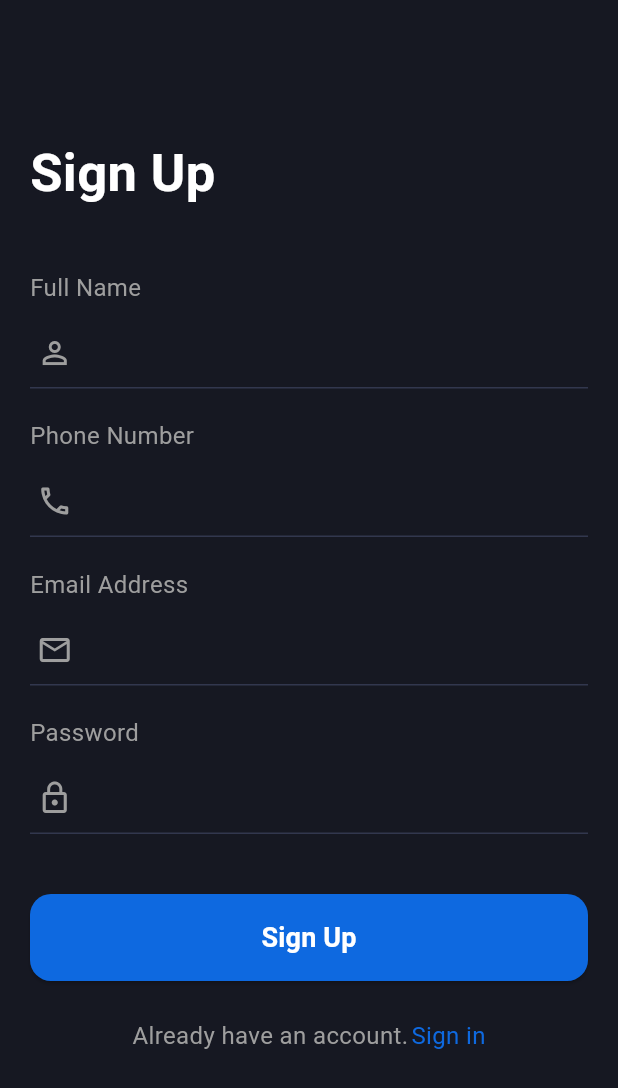
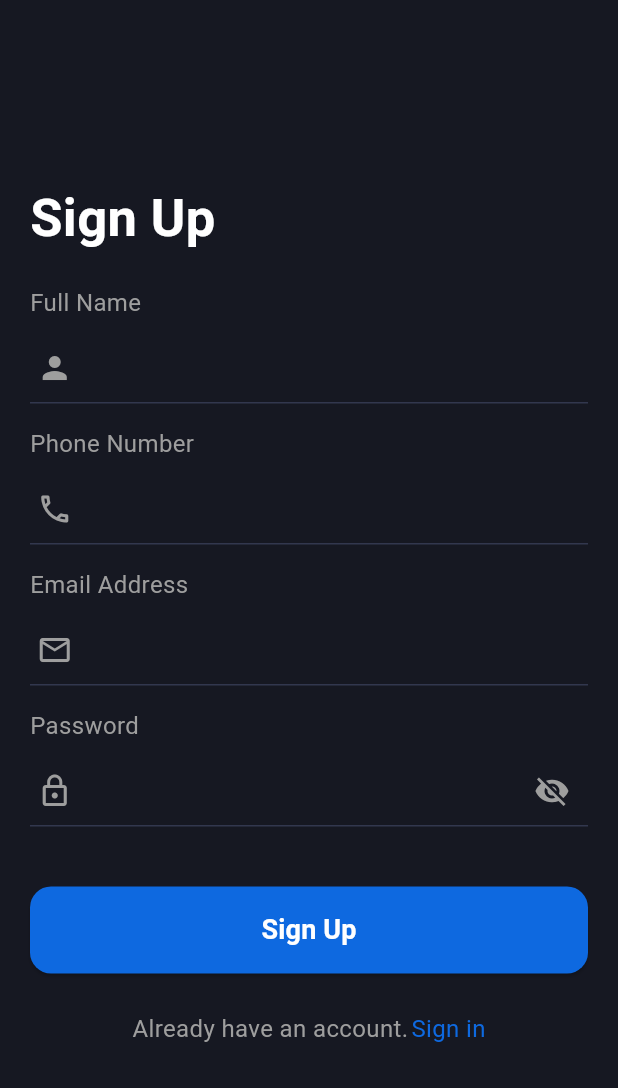
Before and after one commit to Matvey0808/Bank_app, a Flutter app: the screen it shows after launch, after a tap on "Sign Up", on a phone screen of 412 x 824 dp. Shown: the top 1088 px of the screen. Run offline on Flutter 3.47's test engine with Material 3 defaults, Android fonts, the phone set to English and light mode, and no system bars; our stand-ins replace flutter_svg.

Commit message:
Сделай видимость пароля

```diff
--- a/lib/screens/signin_screen.dart
+++ b/lib/screens/signin_screen.dart
@@ -1,38 +1,22 @@
 import 'package:bank_app/screens/signup_screen.dart';
 import 'package:flutter/material.dart';
 
-class SigninScreen extends StatelessWidget {
+class SigninScreen extends StatefulWidget {
   const SigninScreen({super.key});
 
-  static Widget _buildInputField(
-    String label,
-    IconData icon, {
-    bool isPassword = false,
-  }) {
-    return Column(
-      crossAxisAlignment: CrossAxisAlignment.start,
-      children: [
-        Text(label, style: TextStyle(fontSize: 16, color: Colors.grey[500])),
-        const SizedBox(height: 8),
-        TextField(
-          obscureText: isPassword,
-          style: const TextStyle(color: Colors.white),
-          cursorColor: Colors.white,
-          decoration: InputDecoration(
-            prefixIcon: Padding(
-              padding: const EdgeInsets.only(right: 15),
-              child: Icon(icon, color: Colors.grey),
-            ),
-            enabledBorder: const UnderlineInputBorder(
-              borderSide: BorderSide(color: Color(0xFF32374E)),
-            ),
-            focusedBorder: const UnderlineInputBorder(
-              borderSide: BorderSide(color: Color(0xFF32374E)),
-            ),
-          ),
-        ),
-      ],
-    );
+  @override
+  State<SigninScreen> createState() => _SigninScreenState();
+}
+
+class _SigninScreenState extends State<SigninScreen> {
+  final TextEditingController _emailController = TextEditingController();
+  final TextEditingController _passwordController = TextEditingController();
+
+  @override
+  void dispose() {
+    _emailController.dispose();
+    _passwordController.dispose();
+    super.dispose();
   }
 
   @override
@@ -41,34 +25,36 @@ class SigninScreen extends StatelessWidget {
       backgroundColor: const Color(0xFF161822),
       body: SafeArea(
         child: SingleChildScrollView(
-          padding: const EdgeInsets.symmetric(
-            horizontal: 20,
-          ), // Добавил горизонтальный паддинг сюда
+          padding: const EdgeInsets.symmetric(horizontal: 20),
           child: Column(
             crossAxisAlignment: CrossAxisAlignment.start,
             children: [
-              const SizedBox(height: 180), // Отступ сверху для заголовка
+              const SizedBox(height: 180),
               const Text(
                 "Sign In",
                 style: TextStyle(
                   fontSize: 35,
                   color: Colors.white,
-                  fontWeight:
-                      FontWeight
-                          .bold, // Сделал bold для консистентности с Signup
+                  fontWeight: FontWeight.bold,
                 ),
               ),
-              const SizedBox(height: 40), // Отступ после заголовка
-              _buildInputField("Email Address", Icons.email_outlined),
-              const SizedBox(height: 20),
-              _buildInputField(
-                "Password",
-                Icons.lock_outline,
+              SizedBox(height: 20),
+              CustomInputField(
+                label: "Email Address",
+                icon: Icons.email_outlined,
+                isPassword: false,
+                controller: _emailController,
+              ),
+              SizedBox(height: 15),
+              CustomInputField(
+                label: "Password",
+                icon: Icons.lock_outline,
                 isPassword: true,
+                controller: _passwordController,
               ),
-              const SizedBox(height: 45), // Отступ перед кнопкой
+              const SizedBox(height: 45),
               SizedBox(
-                width: double.infinity, // Кнопка на всю ширину
+                width: double.infinity,
                 height: 60,
                 child: ElevatedButton(
                   style: ElevatedButton.styleFrom(
@@ -77,10 +63,7 @@ class SigninScreen extends StatelessWidget {
                       borderRadius: BorderRadius.circular(14),
                     ),
                   ),
-                  onPressed: () {
-                    // Логика входа
-                    print("Нажата кнопка Sign In");
-                  },
+                  onPressed: () {},
                   child: const Text(
                     "Sign In",
                     style: TextStyle(
@@ -91,7 +74,7 @@ class SigninScreen extends StatelessWidget {
                   ),
                 ),
               ),
-              const SizedBox(height: 25), // Отступ перед ссылкой
+              const SizedBox(height: 25),
               Row(
                 mainAxisAlignment: MainAxisAlignment.center,
                 children: [
@@ -105,8 +88,30 @@ class SigninScreen extends StatelessWidget {
                       onTap: () {
                         Navigator.push(
                           context,
-                          MaterialPageRoute(
-                            builder: (context) => SignupScreen(),
+                          PageRouteBuilder(
+                            pageBuilder:
+                                (context, animation, secondaryAnimation) =>
+                                    SignupScreen(),
+                            transitionsBuilder: (
+                              context,
+                              animation,
+                              secondaryAnimation,
+                              child,
+                            ) {
+                              var begin = const Offset(2.0, 0.0);
+                              var end = Offset.zero;
+                              var curve = Curves.easeOut;
+
+                              var tween = Tween(
+                                begin: begin,
+                                end: end,
+                              ).chain(CurveTween(curve: curve));
+
+                              return SlideTransition(
+                                position: animation.drive(tween),
+                                child: child,
+                              );
+                            },
                           ),
                         );
                       },
@@ -128,3 +133,88 @@ class SigninScreen extends StatelessWidget {
     );
   }
 }
+
+class CustomInputField extends StatefulWidget {
+  final String label;
+  final IconData icon;
+  final bool isPassword;
+  final TextEditingController? controller;
+
+  const CustomInputField({
+    super.key,
+    required this.label,
+    required this.icon,
+    required this.isPassword,
+    required this.controller,
+  });
+
+  @override
+  State<CustomInputField> createState() => _CustomInputFieldState();
+}
+
+class _CustomInputFieldState extends State<CustomInputField> {
+  late bool _obscureText;
+  late TextEditingController _internalController;
+
+  @override
+  void initState() {
+    super.initState();
+    _obscureText = widget.isPassword;
+
+    _internalController = widget.controller ?? TextEditingController();
+  }
+
+  @override
+  void dispose() {
+    if (widget.controller == null) {
+      _internalController.dispose();
+    }
+    super.dispose();
+  }
+
+  @override
+  Widget build(BuildContext context) {
+    return Column(
+      crossAxisAlignment: CrossAxisAlignment.start,
+      children: [
+        Text(
+          widget.label,
+          style: TextStyle(fontSize: 16, color: Colors.grey[500]),
+        ),
+        const SizedBox(height: 8),
+        TextField(
+          controller: _internalController,
+          obscureText: _obscureText,
+          style: const TextStyle(color: Colors.white),
+          cursorColor: Colors.white,
+          decoration: InputDecoration(
+            prefixIcon: Padding(
+              padding: const EdgeInsets.only(right: 15),
+              child: Icon(widget.icon, color: Colors.grey),
+            ),
+            suffixIcon:
+                widget.isPassword
+                    ? IconButton(
+                      icon: Icon(
+                        _obscureText ? Icons.visibility_off : Icons.visibility,
+                        color: Colors.grey,
+                      ),
+                      onPressed: () {
+                        setState(() {
+                          _obscureText = !_obscureText;
+                        });
+                      },
+                    )
+                    : null,
+            enabledBorder: const UnderlineInputBorder(
+              borderSide: BorderSide(color: Color(0xFF32374E)),
+            ),
+            focusedBorder: const UnderlineInputBorder(
+              borderSide: BorderSide(color: Color(0xFF32374E)),
+            ),
+          ),
+        ),
+      ],
+    );
+  }
+}
--- a/lib/screens/signup_screen.dart
+++ b/lib/screens/signup_screen.dart
@@ -1,8 +1,29 @@
 import 'package:bank_app/screens/signin_screen.dart';
 import 'package:flutter/material.dart';
 
-class SignupScreen extends StatelessWidget {
+class SignupScreen extends StatefulWidget {
   const SignupScreen({super.key});
+
+  @override
+  State<SignupScreen> createState() => _SignupScreenState();
+}
+
+class _SignupScreenState extends State<SignupScreen> {
+  final TextEditingController _fullNameController = TextEditingController();
+  final TextEditingController _phoneNumberController = TextEditingController();
+  final TextEditingController _emailController = TextEditingController();
+  final TextEditingController _passwordController = TextEditingController();
+
+  @override
+  void dispose() {
+    setState(() {
+      _fullNameController.dispose();
+      _phoneNumberController.dispose();
+      _emailController.dispose();
+      _passwordController.dispose();
+      super.dispose();
+    });
+  }
 
   @override
   Widget build(BuildContext context) {
@@ -14,7 +35,7 @@ class SignupScreen extends StatelessWidget {
           child: Column(
             crossAxisAlignment: CrossAxisAlignment.start,
             children: [
-              const SizedBox(height: 90),
+              const SizedBox(height: 120),
               const Text(
                 "Sign Up",
                 style: TextStyle(
@@ -23,17 +44,33 @@ class SignupScreen extends StatelessWidget {
                   fontWeight: FontWeight.bold,
                 ),
               ),
-              const SizedBox(height: 40),
-              _buildInputField("Full Name", Icons.person_outline),
-              const SizedBox(height: 20),
-              _buildInputField("Phone Number", Icons.phone_outlined),
-              const SizedBox(height: 20),
-              _buildInputField("Email Address", Icons.email_outlined),
-              const SizedBox(height: 20),
-              _buildInputField(
-                "Password",
-                Icons.lock_outline,
+              SizedBox(height: 20),
+              CustomInputField(
+                label: "Full Name",
+                icon: Icons.person,
+                isPassword: false,
+                controller: _fullNameController,
+              ),
+              SizedBox(height: 15),
+              CustomInputField(
+                label: "Phone Number",
+                icon: Icons.phone_outlined,
+                isPassword: false,
+                controller: _phoneNumberController,
+              ),
+              SizedBox(height: 15),
+              CustomInputField(
+                label: "Email Address",
+                icon: Icons.email_outlined,
+                isPassword: false,
+                controller: _emailController,
+              ),
+              SizedBox(height: 15),
+              CustomInputField(
+                label: "Password",
+                icon: Icons.lock_outline,
                 isPassword: true,
+                controller: _passwordController,
               ),
               const SizedBox(height: 40),
               SizedBox(
@@ -91,35 +128,4 @@ class SignupScreen extends StatelessWidget {
       ),
     );
   }
-
-  Widget _buildInputField(
-    String label,
-    IconData icon, {
-    bool isPassword = false,
-  }) {
-    return Column(
-      crossAxisAlignment: CrossAxisAlignment.start,
-      children: [
-        Text(label, style: TextStyle(fontSize: 16, color: Colors.grey[500])),
-        const SizedBox(height: 8),
-        TextField(
-          obscureText: isPassword,
-          style: const TextStyle(color: Colors.white),
-          cursorColor: Colors.white,
-          decoration: InputDecoration(
-            prefixIcon: Padding(
-              padding: const EdgeInsets.only(right: 15),
-              child: Icon(icon, color: Colors.grey),
-            ),
-            enabledBorder: const UnderlineInputBorder(
-              borderSide: BorderSide(color: Color(0xFF32374E)),
-            ),
-            focusedBorder: const UnderlineInputBorder(
-              borderSide: BorderSide(color: Color(0xFF32374E)),
-            ),
-          ),
-        ),
-      ],
-    );
-  }
 }
```
